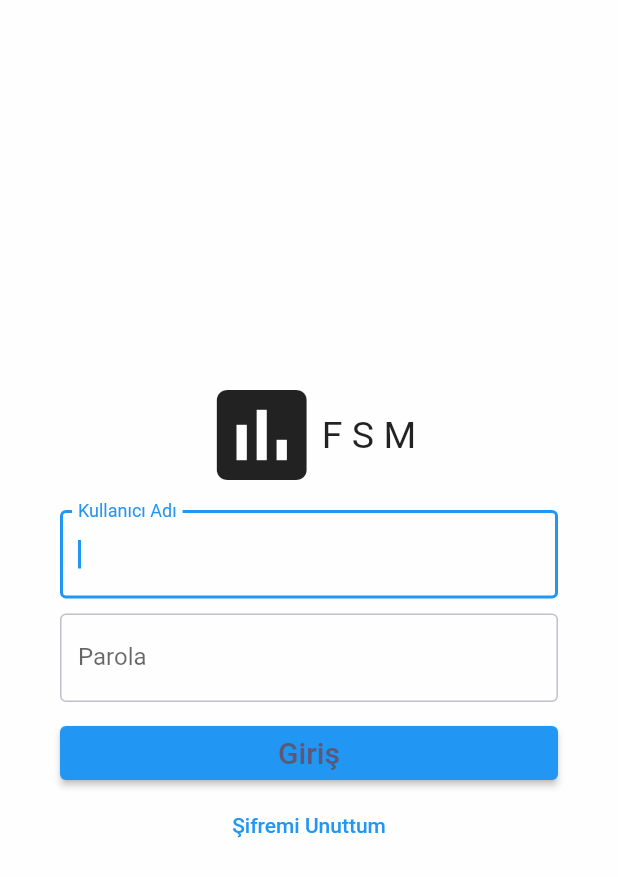
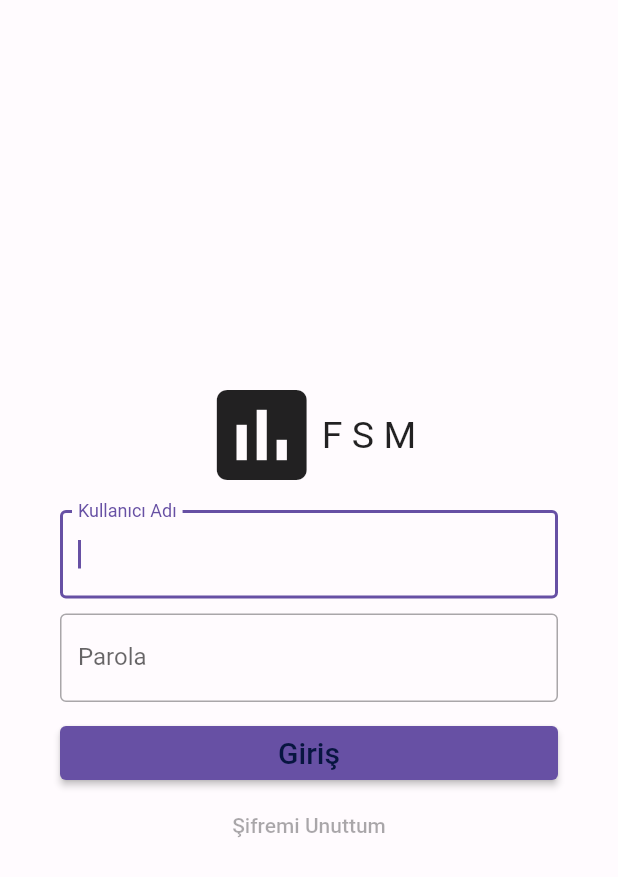
Before and after one commit to muhammedulas/field_sales_management, a Flutter app: the screen it shows after launch, on a phone screen of 412 x 824 dp. Shown: the top 877 px of the screen. Run offline on Flutter 3.47's test engine with Material 2 defaults, Android fonts, the phone set to English and light mode, and no system bars; our stand-ins replace babstrap_settings_screen.

Commit message:
settings layout created, all other screens improve

```diff
--- a/lib/login.dart
+++ /dev/null
@@ -1,33 +0,0 @@
-import 'package:flutter/material.dart';
-
-import 'components/login_form.dart';
-
-class LoginPage extends StatefulWidget {
-  const LoginPage({Key? key}) : super(key: key);
-
-  @override
-  State<LoginPage> createState() => _LoginPageState();
-}
-
-class _LoginPageState extends State<LoginPage> {
-  @override
-  Widget build(BuildContext context) {
-    return Scaffold(
-        /* resizeToAvoidBottomInset: false, */
-        body: Column(
-      children: [
-        Row(children: const [
-          Icon(Icons.insert_chart, size: 80),
-          Text(
-            "F S M",
-            style: TextStyle(fontSize: 25),
-          )
-        ], mainAxisAlignment: MainAxisAlignment.center),
-        const SizedBox(height: 10),
-        const LoginForm(),
-      ],
-      mainAxisAlignment: MainAxisAlignment.center,
-      crossAxisAlignment: CrossAxisAlignment.center,
-    ));
-  }
-}
--- a/lib/main.dart
+++ b/lib/main.dart
@@ -1,11 +1,11 @@
-import 'package:field_sales_management/login.dart';
-import 'package:field_sales_management/pages/tasks_page.dart';
-import 'package:field_sales_management/pages/chat_page.dart';
-import 'package:field_sales_management/pages/orders_page.dart';
+import 'package:field_sales_management/screens/login_screen.dart';
+import 'package:field_sales_management/screens/main/tasks_screen.dart';
+import 'package:field_sales_management/screens/main/chat_screen.dart';
+import 'package:field_sales_management/screens/main/orders_screen.dart';
 import 'package:field_sales_management/services/auth_service.dart';
 import 'package:flutter/material.dart';
 import 'package:provider/provider.dart';
-import 'pages/price_offers_page.dart';
+import 'screens/main/price_offers_screen.dart';
 
 void main() {
   runApp(ChangeNotifierProvider<AuthService>(
@@ -19,42 +19,65 @@ class App extends StatelessWidget {
   @override
   Widget build(BuildContext context) {
     AuthService authProvider = Provider.of<AuthService>(context);
-    ThemeMode theme = authProvider.theme;
 
     return MaterialApp(
         theme: ThemeData.from(
             colorScheme: const ColorScheme(
-          brightness: Brightness.light,
-          primary: Colors.blue,
-          onPrimary: Color(0XFF5E5775),
-          secondary: Colors.blue,
-          onSecondary: Color.fromARGB(255, 98, 86, 138),
-          error: Colors.amber,
-          onError: Colors.amber,
-          background: Color(0xFFF7F8FB),
-          onBackground: Color(0XFF5E5775),
-          surface: Color(0XFFFFFEFF),
-          onSurface: Color(0XFF5E5775),
-        )),
+                brightness: Brightness.light,
+                primary: Color(0xFF6750A4),
+                onPrimary: Color(0xFF071540),
+                secondary: Color(0XFF625B71),
+                onSecondary: Color(0XFFFFFFFF),
+                tertiary: Color(0xFF7D5260),
+                onTertiary: Color(0xFFFFFFFF),
+                error: Color(0XFFB3261E),
+                onError: Color(0XFFFFFFFF),
+                background: Color(0XFFFFFBFE),
+                onBackground: Color(0XFF1C1B1F),
+                primaryContainer: Color(0xFFEADDFF),
+                onPrimaryContainer: Color(0xFF21005D),
+                secondaryContainer: Color(0xFFE8DEF8),
+                onSecondaryContainer: Color(0xFF1D192B),
+                tertiaryContainer: Color(0xFFFFD8E4),
+                onTertiaryContainer: Color(0xFF31111D),
+                errorContainer: Color(0xFFF9DEDC),
+                onErrorContainer: Color(0xFF410E0B),
+                surface: Color(0XFFFFFBFE),
+                onSurface: Color(0XFF1C1B1F),
+                surfaceVariant: Color(0xFFE7E0EC),
+                onSurfaceVariant: Color(0xFF49454F),
+                outline: Color(0xFF79747E))),
         darkTheme: ThemeData.from(
             colorScheme: const ColorScheme(
-          brightness: Brightness.dark,
-          primary: Color(0xFFAF3CFF),
-          onPrimary: Color(0xFFE5E6EB),
-          secondary: Color(0xFFAC68F4),
-          onSecondary: Color(0xFFE5E6EB),
-          error: Colors.red,
-          onError: Colors.white,
-          background: Color(0xFF2B3865),
-          onBackground: Color(0xFFE5E6EB),
-          surface: Color(0xFF071540),
-          onSurface: Color(0xFFE5E6EB),
-        )),
-        themeMode: theme,
+                brightness: Brightness.dark,
+                primary: Color(0XFFD0BCFF),
+                onPrimary: Color(0XFF381E72),
+                secondary: Color(0XFFCCC2DC),
+                onSecondary: Color(0XFF332D41),
+                tertiary: Color(0xFFEFB8C8),
+                onTertiary: Color(0xFF492532),
+                error: Color(0XFFF2B8B5),
+                onError: Color(0XFF601410),
+                background: Color(0XFF1C1B1F),
+                onBackground: Color(0XFFE6E1E5),
+                primaryContainer: Color(0xFF4F378B),
+                onPrimaryContainer: Color(0xFFEADDFF),
+                secondaryContainer: Color(0xFF4A4458),
+                onSecondaryContainer: Color(0xFFE8DEF8),
+                tertiaryContainer: Color(0xFF633B48),
+                onTertiaryContainer: Color(0xFFFFD8E4),
+                errorContainer: Color(0xFF8C1D18),
+                onErrorContainer: Color(0xFFF9DEDC),
+                surface: Color(0XFF1C1B1F),
+                onSurface: Color(0XFFE6E1E5),
+                surfaceVariant: Color(0xFF49454F),
+                onSurfaceVariant: Color(0xFFCAC4D0),
+                outline: Color(0xFF938F99))),
+        themeMode: authProvider.darkMode ? ThemeMode.dark : ThemeMode.light,
         title: "My First App",
         home: Provider.of<AuthService>(context).loggedIn
             ? const MainPage(title: "Main")
-            : const LoginPage());
+            : const LoginScreen());
   }
 }
 
@@ -63,32 +86,32 @@ class MainPage extends StatefulWidget {
   final String title;
 
   @override
-  State<MainPage> createState() => _MainPageState();
+  State<MainPage> createState() => _Mainscreenstate();
 }
 
-class _MainPageState extends State<MainPage> {
+class _Mainscreenstate extends State<MainPage> {
   int currentIndex = 0;
-  static const pages = [
-    PriceOffersPage(),
-    OrdersPage(),
-    TasksPage(),
-    ChatPage()
+  static const screens = [
+    PriceOffersScreen(),
+    OrdersScreen(),
+    TasksScreen(),
+    ChatScreen()
   ];
 
   @override
   Widget build(BuildContext context) {
     AuthService authProvider = Provider.of<AuthService>(context);
-    Color selected = authProvider.theme == ThemeMode.dark
+    Color selected = authProvider.darkMode
         ? const Color(0xFF071540)
         : const Color.fromARGB(255, 49, 31, 107);
 
-    Color unselected = authProvider.theme == ThemeMode.dark
+    Color unselected = authProvider.darkMode
         ? const Color(0xFFE5E6EB)
         : const Color(0XFF5E5775);
     return Scaffold(
       body: IndexedStack(
         index: currentIndex,
-        children: pages,
+        children: screens,
       ),
       bottomNavigationBar: BottomNavigationBar(
           selectedItemColor: selected,
--- a/lib/components/login_form.dart
+++ b/lib/screens/login_screen.dart
@@ -1,15 +1,45 @@
-import 'package:field_sales_management/services/auth_service.dart';
 import 'package:flutter/material.dart';
 import 'package:provider/provider.dart';
+import '../services/auth_service.dart';
 
-class LoginForm extends StatefulWidget {
-  const LoginForm({Key? key}) : super(key: key);
+class LoginScreen extends StatefulWidget {
+  const LoginScreen({Key? key}) : super(key: key);
 
   @override
-  State<LoginForm> createState() => _LoginFormState();
+  State<LoginScreen> createState() => _LoginScreenState();
 }
 
-class _LoginFormState extends State<LoginForm> {
+class _LoginScreenState extends State<LoginScreen> {
+  @override
+  Widget build(BuildContext context) {
+    return Scaffold(
+        /* resizeToAvoidBottomInset: false, */
+        body: Column(
+      children: [
+        Row(children: const [
+          Icon(Icons.insert_chart, size: 80),
+          Text(
+            "F S M",
+            style: TextStyle(fontSize: 25),
+          )
+        ], mainAxisAlignment: MainAxisAlignment.center),
+        const SizedBox(height: 10),
+        const LoginScreenContent(),
+      ],
+      mainAxisAlignment: MainAxisAlignment.center,
+      crossAxisAlignment: CrossAxisAlignment.center,
+    ));
+  }
+}
+
+class LoginScreenContent extends StatefulWidget {
+  const LoginScreenContent({Key? key}) : super(key: key);
+
+  @override
+  State<LoginScreenContent> createState() => _LoginScreenContentState();
+}
+
+class _LoginScreenContentState extends State<LoginScreenContent> {
   final _formKey = GlobalKey<FormState>();
 
   @override
@@ -87,14 +117,11 @@ class _LoginFormState extends State<LoginForm> {
                 )),
             Row(
               mainAxisAlignment: MainAxisAlignment.center,
-              children: [
+              children: const [
                 Padding(
-                  padding: const EdgeInsets.only(left: 40, right: 40),
+                  padding: EdgeInsets.only(left: 40, right: 40),
                   child: TextButton(
-                      onPressed: () {
-                        const AlertDialog();
-                      },
-                      child: const Text("Şifremi Unuttum")),
+                      onPressed: null, child: Text("Şifremi Unuttum")),
                 )
               ],
             )
```
Also changed, not shown: lib/components/app_bar.dart (+10 -7 lines), lib/pages/chat_page.dart (deleted, +0 -31 lines), lib/pages/orders_page.dart (deleted, +0 -31 lines), lib/pages/price_offers_page.dart (deleted, +0 -37 lines), lib/pages/tasks_page.dart (deleted, +0 -30 lines), lib/screens/main/chat_screen.dart (added, +24 -0 lines), lib/screens/main/orders_screen.dart (added, +24 -0 lines), lib/screens/main/price_offers_screen.dart (added, +30 -0 lines), lib/screens/main/tasks_screen.dart (added, +24 -0 lines), lib/screens/settings_screen.dart (added, +134 -0 lines), lib/services/auth_service.dart (+2 -8 lines), pubspec.yaml (+9 -3 lines), pubspec.lock, 1 other file.
